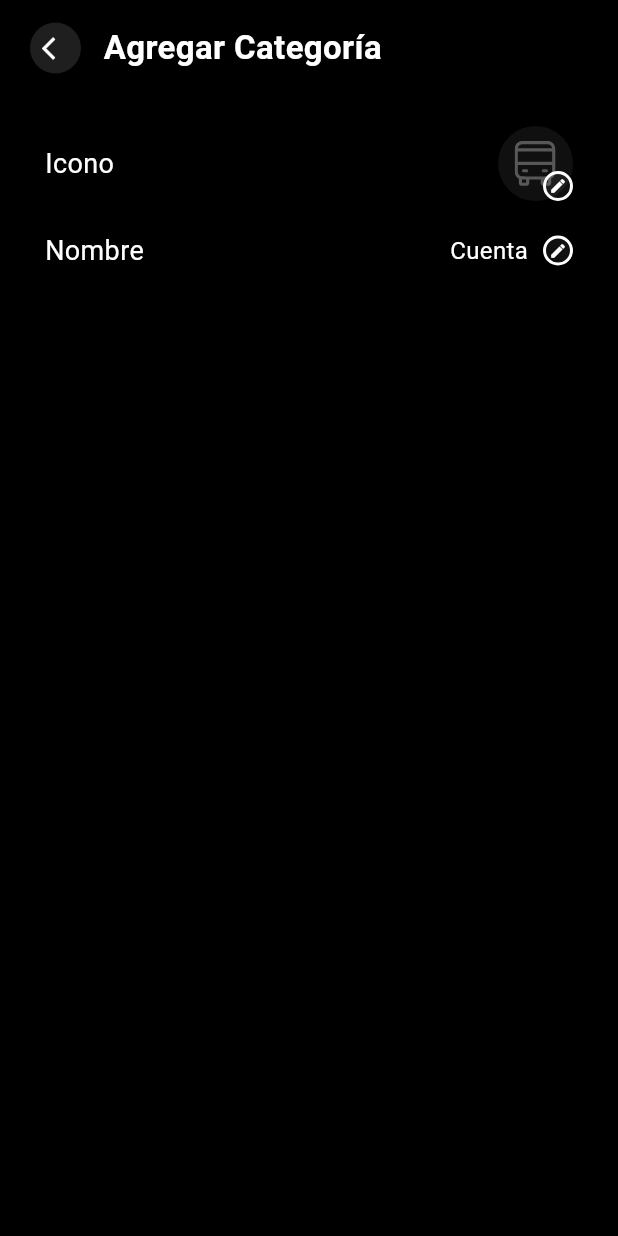
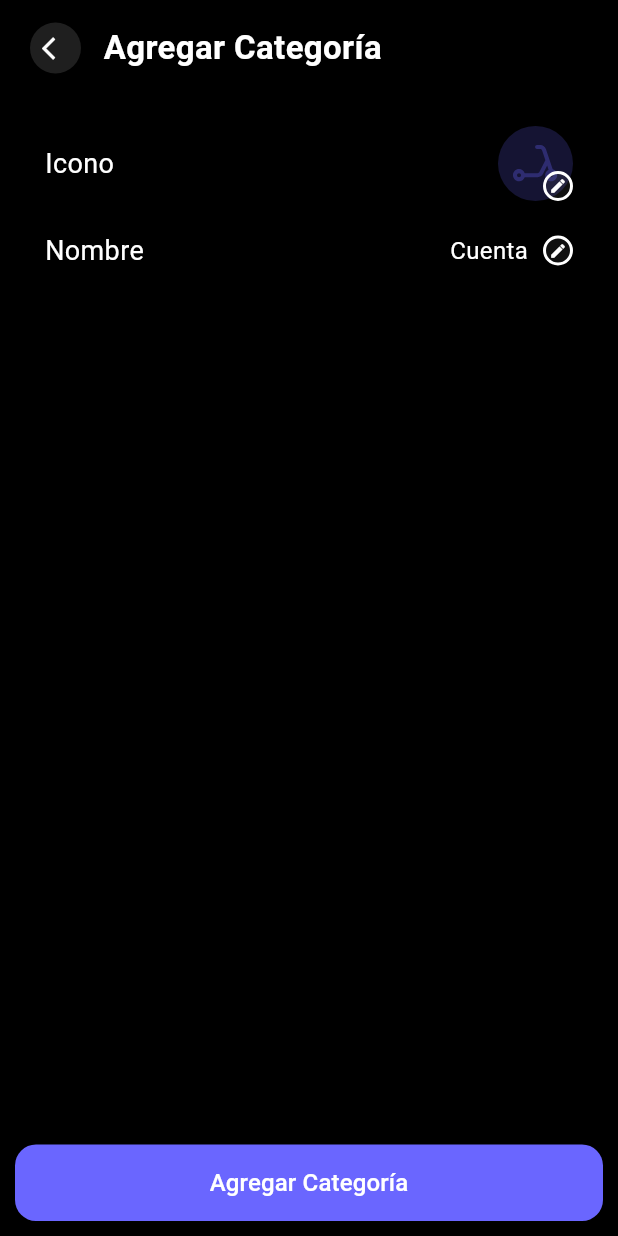
Before and after one commit to FemboyIRL/Finanzas-Lite, a Flutter app: the AddCategoryOverlay widget shown alone on an empty page, opened directly, on a phone screen of 412 x 824 dp. Run offline on Flutter 3.47's test engine with Material 3 defaults, Android fonts, the phone set to English and light mode, and no system bars; our stand-ins replace delightful_toast, flutter_svg, get, syncfusion_flutter_charts.

Commit message:
categories overlay design added

```diff
--- a/lib/overlays/add_category.dart
+++ b/lib/overlays/add_category.dart
@@ -1,11 +1,13 @@
 import 'package:finanzas_lite/components/overlay.dart';
-import 'package:finanzas_lite/overlays/select_color_icon.dart';
+import 'package:finanzas_lite/overlays/select_color_icon/select_color_icon.dart';
 import 'package:finanzas_lite/utils/icons.dart';
 import 'package:flutter/material.dart';
 import 'package:flutter_svg/svg.dart';
 import 'package:get/get.dart';
 
 class AddCategoryController extends GetxController {
+  var selectedColor = Color(0xFF6A66FF).obs;
+  var selectedIcon = 0.obs;
   var categoryName = "Cuenta".obs;
   final nameController = TextEditingController();
 
@@ -46,7 +48,32 @@ class AddCategoryOverlay extends StatelessWidget {
   Widget build(BuildContext context) {
     return FullScreenOverlay(
       title: "Agregar Categoría",
+      child: Column(
+        children: [
+          Expanded(
             child: Column(children: [_iconEntry(context), _nameEntry()]),
+          ),
+          SizedBox(
+            width: double.infinity,
+            child: ElevatedButton(
+              onPressed: () {
+                Navigator.pop(context);
+              },
+              style: ElevatedButton.styleFrom(
+                backgroundColor: const Color(0xFF6A66FF),
+                padding: const EdgeInsets.symmetric(vertical: 14),
+                shape: RoundedRectangleBorder(
+                  borderRadius: BorderRadius.circular(14),
+                ),
+              ),
+              child: const Text(
+                "Agregar Categoría",
+                style: TextStyle(fontSize: 16, color: Colors.white),
+              ),
+            ),
+          ),
+        ],
+      ),
     );
   }
 
@@ -100,11 +127,12 @@ class AddCategoryOverlay extends StatelessWidget {
           mainAxisAlignment: MainAxisAlignment.spaceBetween,
           children: [
             Text("Icono", style: TextStyle(fontSize: 18)),
-            Container(
+            Obx(
+              () => Container(
                 height: 50,
                 width: 50,
                 decoration: BoxDecoration(
-                color: Colors.grey.withOpacity(0.1),
+                  color: controller.selectedColor.value.withOpacity(0.2),
                   borderRadius: BorderRadius.circular(
                     50,
                   ), // Opcional: bordes redondeados
@@ -114,10 +142,14 @@ class AddCategoryOverlay extends StatelessWidget {
                     // Icono principal con fit
                     Center(
                       child: SvgPicture.asset(
-                      AppIcons.getIconPath(1),
+                        AppIcons.getIconPath(controller.selectedIcon.value),
                         height: 30, // Tamaño controlado
                         width: 30,
                         fit: BoxFit.contain,
+                        colorFilter: ColorFilter.mode(
+                          controller.selectedColor.value,
+                          BlendMode.srcIn,
+                        ),
                       ),
                     ),
 
@@ -139,6 +171,7 @@ class AddCategoryOverlay extends StatelessWidget {
                   ],
                 ),
               ),
+            ),
           ],
         ),
       ),
@@ -147,7 +180,16 @@ class AddCategoryOverlay extends StatelessWidget {
 
   void onTapIcon(BuildContext context) {
     Navigator.of(context).push(
-      MaterialPageRoute(builder: (context) => SelectColorAndIconOverlay()),
+      MaterialPageRoute(
+        builder: (context) => SelectColorAndIconOverlay(
+          onSave: (Color color, int iconIdx) => onSaveIconColor(color, iconIdx),
+        ),
+      ),
     );
   }
+
+  void onSaveIconColor(Color color, int iconIdx) {
+    controller.selectedColor.value = color;
+    controller.selectedIcon.value = iconIdx;
   }
+}
--- a/lib/overlays/select_color_icon.dart
+++ /dev/null
@@ -1,3 +0,0 @@
-import 'package:flutter/material.dart';
-
-class SelectColorAndIconOverlay extends StatelessWidget {}
```
Also changed, not shown: lib/overlays/select_color_icon/select_color_icon.dart (added, +157 -0 lines), lib/overlays/select_color_icon/state.dart (added, +23 -0 lines). Lines whose indentation alone changed are shown as unchanged.
